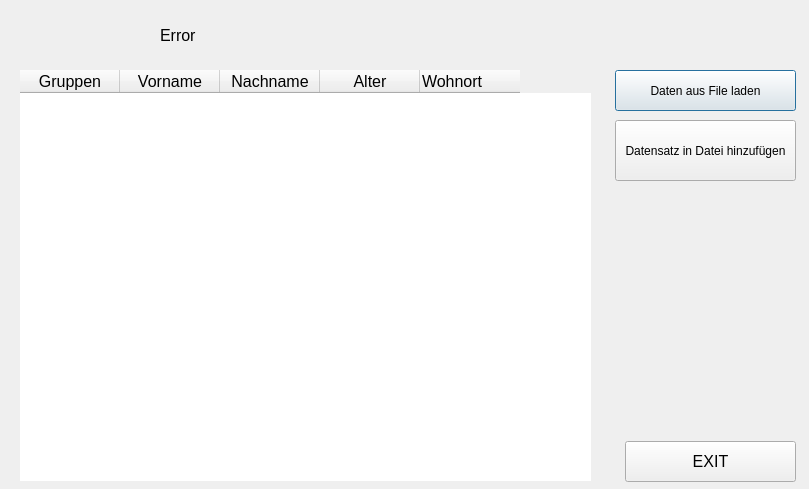
Before: the Qt Designer form liste.ui in awalii/Qt_Gruppenarbeit_Probie, drawn with Qt 5.
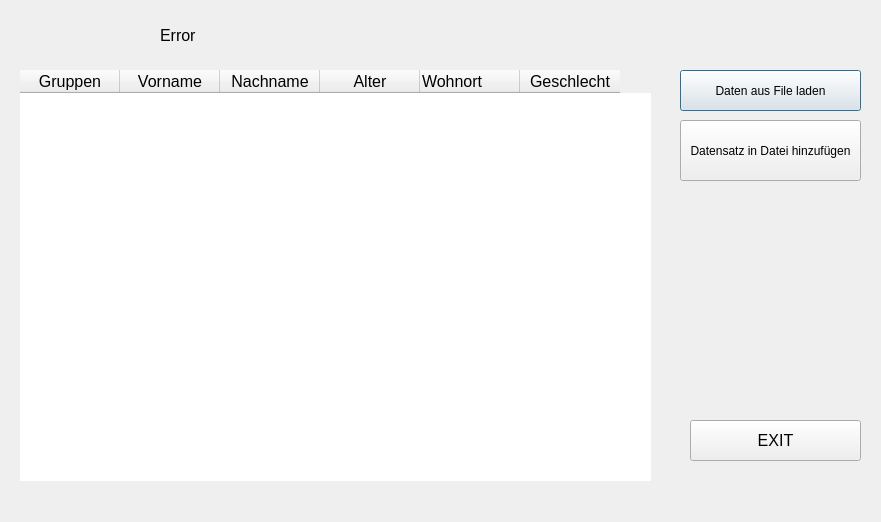
After: the same form once the commit is applied.

Commit message: eingabe+liste

```diff
--- a/liste.ui
+++ b/liste.ui
@@ -9,8 +9,8 @@
    <rect>
     <x>0</x>
     <y>0</y>
-    <width>809</width>
-    <height>489</height>
+    <width>881</width>
+    <height>522</height>
    </rect>
   </property>
   <property name="tabletTracking">
@@ -40,7 +40,7 @@
   <widget class="QPushButton" name="btn_laden">
    <property name="geometry">
     <rect>
-     <x>615</x>
+     <x>680</x>
      <y>70</y>
      <width>181</width>
      <height>41</height>
@@ -53,8 +53,8 @@
   <widget class="QPushButton" name="btn_exit2">
    <property name="geometry">
     <rect>
-     <x>625</x>
-     <y>441</y>
+     <x>690</x>
+     <y>420</y>
      <width>171</width>
      <height>41</height>
     </rect>
@@ -71,7 +71,7 @@
   <widget class="QPushButton" name="btn_hin">
    <property name="geometry">
     <rect>
-     <x>615</x>
+     <x>680</x>
      <y>120</y>
      <width>181</width>
      <height>61</height>
@@ -86,7 +86,7 @@
     <rect>
      <x>20</x>
      <y>70</y>
-     <width>571</width>
+     <width>631</width>
      <height>411</height>
     </rect>
    </property>
@@ -108,6 +108,9 @@
    <property name="frameShape">
     <enum>QFrame::NoFrame</enum>
    </property>
+   <property name="columnCount">
+    <number>6</number>
+   </property>
    <column>
     <property name="text">
      <string>Gruppen</string>
@@ -117,6 +120,13 @@
       <pointsize>12</pointsize>
      </font>
     </property>
+    <property name="background">
+     <color>
+      <red>0</red>
+      <green>170</green>
+      <blue>0</blue>
+     </color>
+    </property>
    </column>
    <column>
     <property name="text">
@@ -132,6 +142,13 @@
       <strikeout>false</strikeout>
      </font>
     </property>
+    <property name="background">
+     <color>
+      <red>255</red>
+      <green>85</green>
+      <blue>0</blue>
+     </color>
+    </property>
    </column>
    <column>
     <property name="text">
@@ -142,6 +159,13 @@
       <pointsize>12</pointsize>
      </font>
     </property>
+    <property name="background">
+     <color>
+      <red>85</red>
+      <green>0</green>
+      <blue>127</blue>
+     </color>
+    </property>
    </column>
    <column>
     <property name="text">
@@ -152,6 +176,13 @@
       <pointsize>12</pointsize>
      </font>
     </property>
+    <property name="background">
+     <color>
+      <red>0</red>
+      <green>0</green>
+      <blue>255</blue>
+     </color>
+    </property>
    </column>
    <column>
     <property name="text">
@@ -164,6 +195,30 @@
     </property>
     <property name="textAlignment">
      <set>AlignJustify|AlignVCenter</set>
+    </property>
+    <property name="background">
+     <color>
+      <red>85</red>
+      <green>0</green>
+      <blue>0</blue>
+     </color>
+    </property>
+   </column>
+   <column>
+    <property name="text">
+     <string>Geschlecht</string>
+    </property>
+    <property name="font">
+     <font>
+      <pointsize>12</pointsize>
+     </font>
+    </property>
+    <property name="background">
+     <color>
+      <red>255</red>
+      <green>0</green>
+      <blue>255</blue>
+     </color>
     </property>
    </column>
   </widget>
```
The commit also changes 8 other files.
